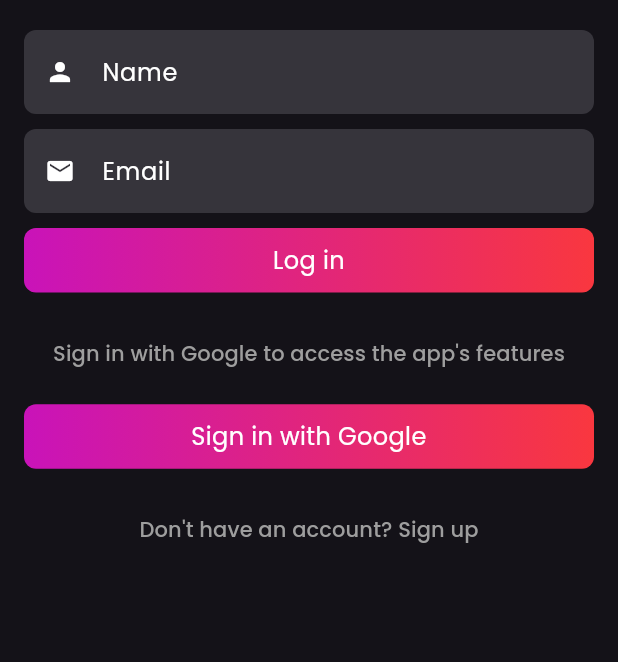
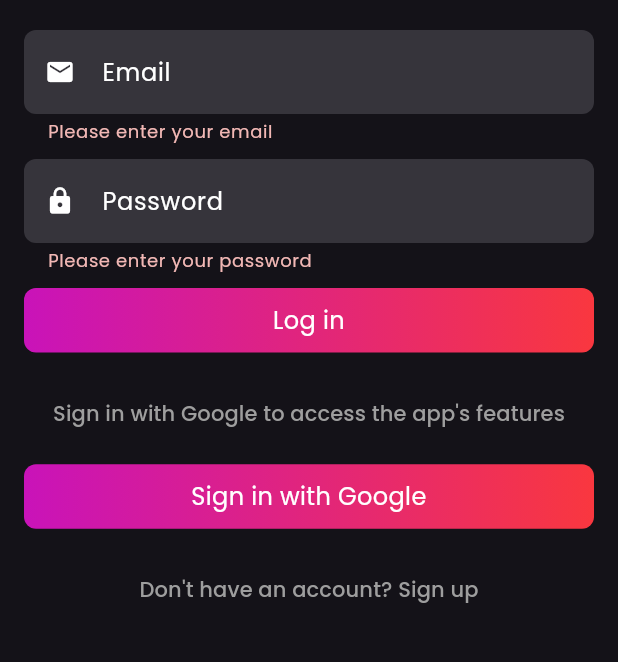
Before and after one commit to Minoli-1998/socially, a Flutter app: the LoginPage screen opened by its route, after a tap on "Log in", on a phone screen of 412 x 824 dp, the part 129-791 px from its top. Run offline on Flutter 3.47's test engine with Material 3 defaults, Android fonts, the phone set to English and light mode, and no system bars; our stand-ins replace cloud_firestore, firebase_auth, firebase_core, firebase_storage, go_router, google_fonts and 2 more; accounts and stored records are empty; generated files the repository leaves out were written again; network calls fail.

Commit message:
Google sign-in implemented

```diff
--- a/lib/router/router.dart
+++ b/lib/router/router.dart
@@ -2,6 +2,7 @@ import 'package:flutter/material.dart';
 import 'package:go_router/go_router.dart';
 import 'package:socially_app/views/auth_views/login_page.dart';
 import 'package:socially_app/views/auth_views/register_page.dart';
+import 'package:socially_app/views/main_screens/main_screen.dart';
 import 'package:socially_app/views/responsive/mobile_layout.dart';
 import 'package:socially_app/views/responsive/responsive_layout.dart';
 import 'package:socially_app/views/responsive/web_layout.dart';
@@ -56,6 +57,15 @@ class RouterClass {
           return LoginPage();
         },
       ),
+
+      // main screen
+      GoRoute(
+        path: '/main-screen',
+        name: "Main screen",
+        builder: (context, state) {
+          return MainScreen();
+        },
+      ),
     ],
   );
 }
--- a/lib/views/auth_views/login_page.dart
+++ b/lib/views/auth_views/login_page.dart
@@ -1,7 +1,6 @@
-import 'dart:io';
-
 import 'package:flutter/material.dart';
 import 'package:go_router/go_router.dart';
+import 'package:socially_app/services/auth/auth_service.dart';
 import 'package:socially_app/utils/constants/colors.dart';
 import 'package:socially_app/widgets/reusable/custom_button.dart';
 import 'package:socially_app/widgets/reusable/custom_input.dart';
@@ -17,8 +16,70 @@ class _LoginPageState extends State<LoginPage> {
   // fields
   final _formKey = GlobalKey<FormState>();
 
-  final TextEditingController _nameController = TextEditingController();
+  final TextEditingController _passwordController = TextEditingController();
   final TextEditingController _emailController = TextEditingController();
+
+  // login user with email and password
+  Future<void> _loginWithEmailAndPassword(BuildContext context) async {
+    if (!_formKey.currentState!.validate()) {
+      return;
+    }
+
+    try {
+      await AuthService().signInWithEmailPasssword(
+        email: _emailController.text.trim(),
+        password: _passwordController.text.trim(),
+      );
+
+      // display message
+      ScaffoldMessenger.of(context).showSnackBar(
+        SnackBar(content: Text("Logged in"), duration: Duration(seconds: 1)),
+      );
+
+      // clear fields
+      _emailController.clear();
+      _passwordController.clear();
+
+      Future.delayed(Duration(seconds: 2));
+
+      // navigate to main screen
+      GoRouter.of(context).go('/main-screen');
+    } catch (error) {
+      ScaffoldMessenger.of(context).showSnackBar(
+        SnackBar(
+          content: Text("Error in login with email and password : $error"),
+          duration: Duration(seconds: 1),
+        ),
+      );
+    }
+  }
+
+  // sign in with google
+  Future<void> _signInWithGoogle(BuildContext context) async {
+    if (!_formKey.currentState!.validate()) {
+      return;
+    }
+
+    try {
+      await AuthService().signInWithGoogle();
+
+      ScaffoldMessenger.of(context).showSnackBar(
+        SnackBar(
+          content: Text("Signed in with Google"),
+          duration: Duration(seconds: 1),
+        ),
+      );
+    } catch (error) {
+      print("Error in sign in with google : $error");
+
+      ScaffoldMessenger.of(context).showSnackBar(
+        SnackBar(
+          content: Text("Error in signing with google : $error"),
+          duration: Duration(seconds: 1),
+        ),
+      );
+    }
+  }
 
   @override
   Widget build(BuildContext context) {
@@ -49,22 +110,6 @@ class _LoginPageState extends State<LoginPage> {
                   child: Column(
                     children: [
                       CustomInput(
-                        controller: _nameController,
-                        labelText: "Name",
-                        icon: Icons.person,
-                        textInputType: TextInputType.text,
-                        obscureText: false,
-                        validator: (value) {
-                          if (value == null || value.isEmpty) {
-                            return "Please enter your name";
-                          }
-                          return null;
-                        },
-                      ),
-
-                      SizedBox(height: 10),
-
-                      CustomInput(
                         controller: _emailController,
                         labelText: "Email",
                         icon: Icons.email,
@@ -85,10 +130,31 @@ class _LoginPageState extends State<LoginPage> {
 
                       SizedBox(height: 10),
 
+                      CustomInput(
+                        controller: _passwordController,
+                        labelText: "Password",
+                        icon: Icons.lock,
+                        textInputType: TextInputType.text,
+                        obscureText: true,
+                        validator: (value) {
+                          if (value == null || value.isEmpty) {
+                            return "Please enter your password";
+                          }
+                          if (value.length < 6) {
+                            return "Your password length must be more than 6 characters";
+                          }
+                          return null;
+                        },
+                      ),
+
+                      SizedBox(height: 10),
+
                       AppCustomButton(
                         text: "Log in",
                         width: double.infinity,
-                        onPressed: () {},
+                        onPressed: () async {
+                          await _loginWithEmailAndPassword(context);
+                        },
                       ),
 
                       SizedBox(
@@ -108,7 +174,9 @@ class _LoginPageState extends State<LoginPage> {
                       AppCustomButton(
                         text: "Sign in with Google",
                         width: double.infinity,
-                        onPressed: () {},
+                        onPressed: () async {
+                          await _signInWithGoogle(context);
+                        },
                       ),
 
                       SizedBox(
```
Also changed, not shown: lib/services/auth/auth_service.dart (+52 -0 lines), lib/views/auth_views/register_page.dart (+83 -5 lines), lib/views/main_screens/main_screen.dart (added, +10 -0 lines).
